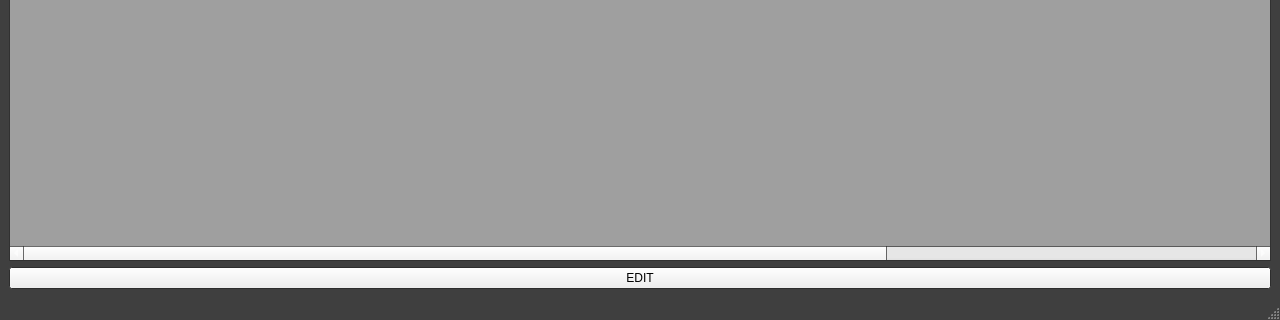
This is ui/main_ui.ui in rexosorous/media-organizer as Qt 5 draws it before an edit; both pictures show x 0 to 1280 and y 400 to 720 of the 1280 by 720 pixel window. The edited form follows.
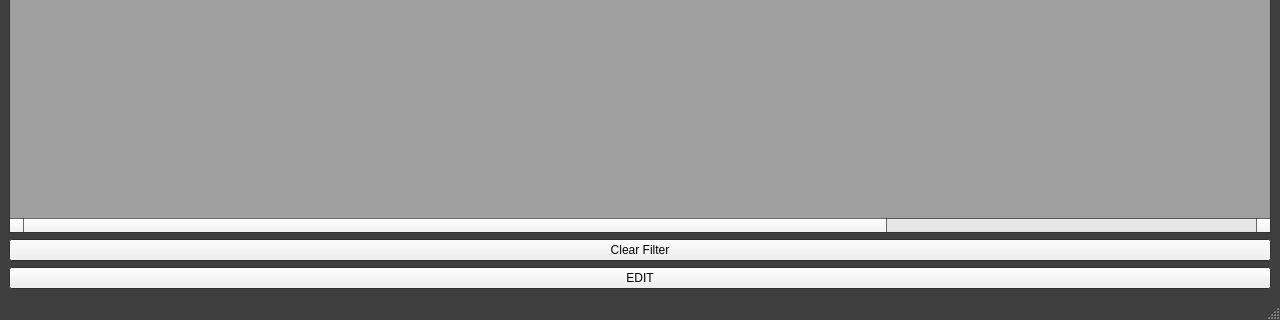
This is the edited form.

Commit message: implemented a functioning filter

Diff of the .ui file:
```diff
--- a/ui/main_ui.ui
+++ b/ui/main_ui.ui
@@ -397,6 +397,13 @@
       </layout>
      </widget>
     </item>
+    <item>
+     <widget class="QPushButton" name="clear_filter">
+      <property name="text">
+       <string>Clear Filter</string>
+      </property>
+     </widget>
+    </item>
     <item>
      <widget class="QPushButton" name="edit_button">
       <property name="text">
```
The commit also changes 11 other files.
